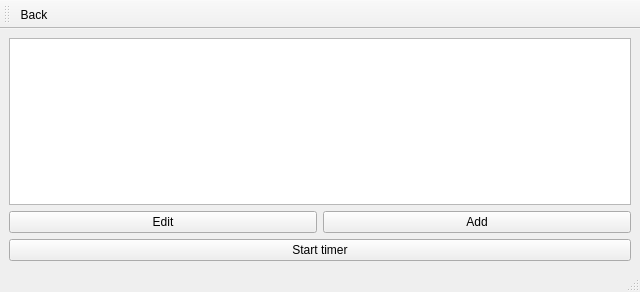
Old version of the form OOP/Lab2/OOPLab2/todolistwindow.ui in the repository Oleksii-Adamov/University-assignments-2-nd-year-.
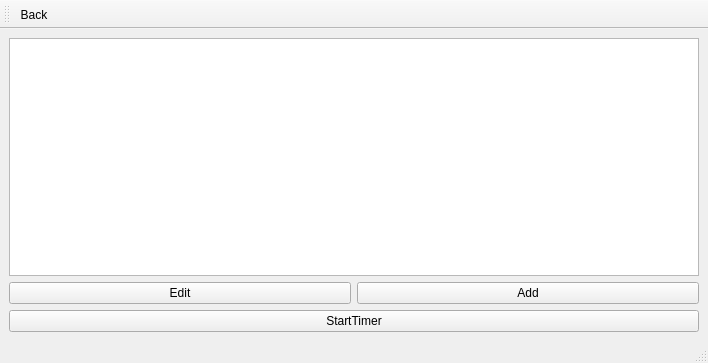
New version of the form.

Patch:
```diff
--- a/OOP/Lab2/OOPLab2/todolistwindow.ui
+++ b/OOP/Lab2/OOPLab2/todolistwindow.ui
@@ -6,8 +6,8 @@
    <rect>
     <x>0</x>
     <y>0</y>
-    <width>640</width>
-    <height>292</height>
+    <width>708</width>
+    <height>363</height>
    </rect>
   </property>
   <property name="windowTitle">
@@ -15,42 +15,30 @@
   </property>
   <widget class="QWidget" name="centralwidget">
    <layout class="QGridLayout" name="gridLayout">
-    <item row="1" column="0" colspan="2">
+    <item row="0" column="0" colspan="2">
      <widget class="QListWidget" name="listWidget"/>
     </item>
-    <item row="3" column="0" colspan="2">
-     <widget class="QPushButton" name="pushButtonStartTimer">
-      <property name="sizePolicy">
-       <sizepolicy hsizetype="Preferred" vsizetype="Preferred">
-        <horstretch>0</horstretch>
-        <verstretch>0</verstretch>
-       </sizepolicy>
-      </property>
-      <property name="text">
-       <string>Start timer</string>
-      </property>
-     </widget>
-    </item>
-    <item row="2" column="1">
+    <item row="1" column="1">
      <widget class="QPushButton" name="pushButtonAdd">
-      <property name="sizePolicy">
-       <sizepolicy hsizetype="Preferred" vsizetype="Preferred">
-        <horstretch>0</horstretch>
-        <verstretch>0</verstretch>
-       </sizepolicy>
-      </property>
       <property name="text">
        <string>Add</string>
       </property>
      </widget>
     </item>
-    <item row="2" column="0">
+    <item row="1" column="0">
      <widget class="QPushButton" name="pushButtonEdit">
       <property name="text">
        <string>Edit</string>
       </property>
      </widget>
     </item>
+    <item row="2" column="0" colspan="2">
+     <widget class="QPushButton" name="pushButtonStartTimer">
+      <property name="text">
+       <string>StartTimer</string>
+      </property>
+     </widget>
+    </item>
    </layout>
   </widget>
   <widget class="QMenuBar" name="menubar">
```
Left out of the diff: 2 changed lines with no effect on the pictures.
